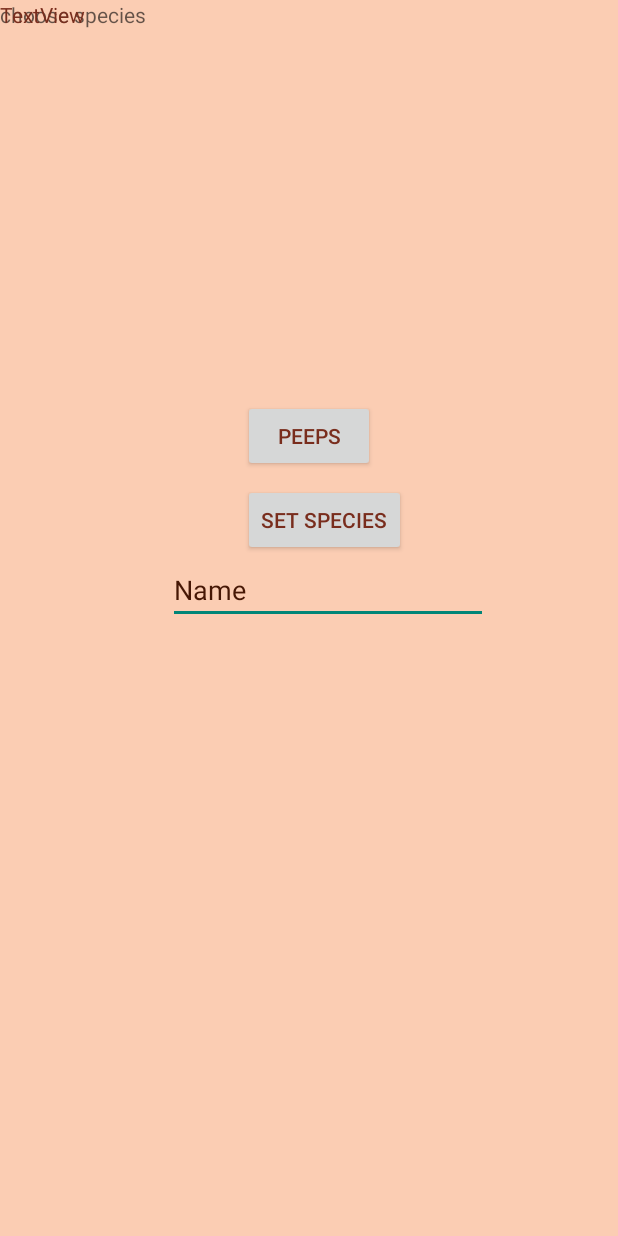
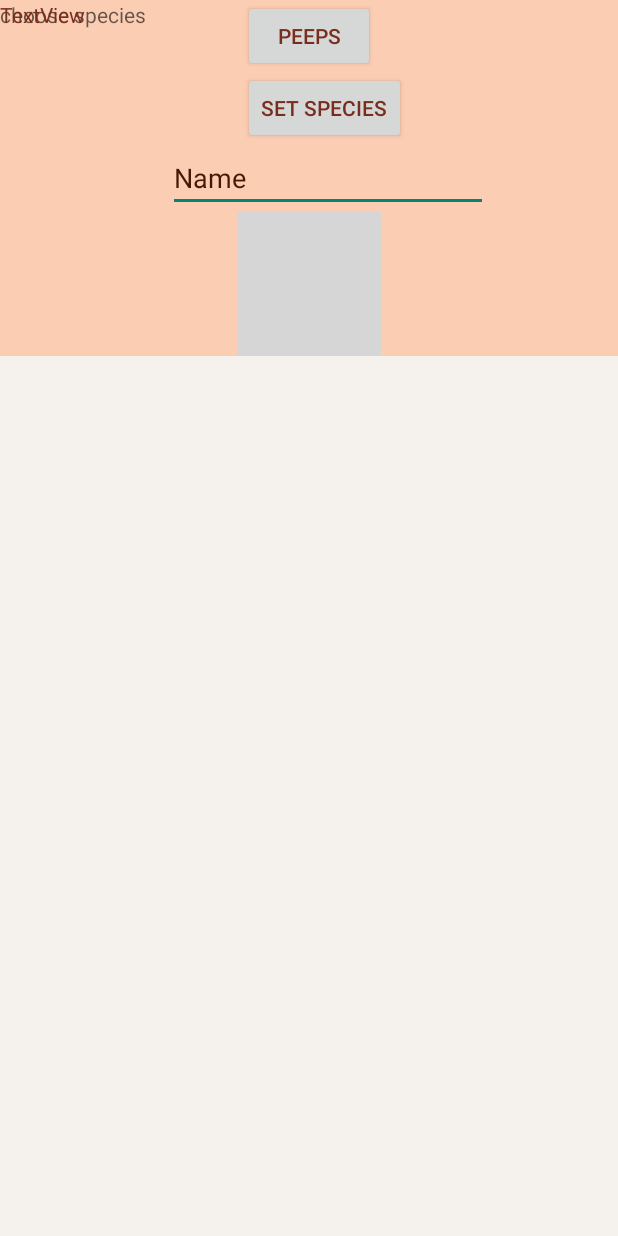
Before and after one commit to manfangllc/hatchtrack-android, an Android app: the layout frag_hatch.xml on its own in the app's theme, with its tools: preview values and no code run, on a phone screen of 412 x 824 dp. Run offline under Robolectric (Android 15) with nearby library versions, the phone set to English and light mode, and no system bars; grey boxes are pictures that could not be loaded.

Commit message:
scrolling / click-through for overlapping fragments / collapsible-toolbar bug sortof worked-out so now to add info display and action button(s)

```diff
--- a/app/src/main/java/com/hatchtrack/app/MainActivity.java
+++ b/app/src/main/java/com/hatchtrack/app/MainActivity.java
@@ -291,6 +291,7 @@ public class MainActivity
             this.hatchFrag.setExitTransition(new Slide(Gravity.LEFT));
             getSupportFragmentManager().beginTransaction()
                     .add(R.id.fragContainer, this.hatchFrag)
+//                    .replace(R.id.fragContainer, this.hatchFrag)
                     .addToBackStack(null)
                     .commit();
             this.showBackButton(true);
@@ -307,9 +308,12 @@ public class MainActivity
                 this.imageView
         );
         if(!this.createHatchFrag.isAdded()) {
+            Fragment currentFragment = this.getSupportFragmentManager().findFragmentById(R.id.fragContainer);
             this.createHatchFrag.setExitTransition(new Slide(Gravity.LEFT));
             getSupportFragmentManager().beginTransaction()
+//                    .hide(currentFragment)
                     .add(R.id.fragContainer, this.createHatchFrag)
+//                    .replace(R.id.fragContainer, this.createHatchFrag)
                     .addToBackStack(null)
                     .commit();
             this.showBackButton(true);
--- a/app/src/main/res/layout/app_bar_main.xml
+++ b/app/src/main/res/layout/app_bar_main.xml
@@ -6,6 +6,8 @@
     android:layout_height="match_parent"
     tools:context=".MainActivity"
     tools:ignore="HardcodedText">
+
+    <include layout="@layout/content_main" />
 
     <android.support.design.widget.AppBarLayout
         android:id="@+id/appBarId"
@@ -64,7 +66,5 @@
         </android.support.design.widget.CollapsingToolbarLayout>
     </android.support.design.widget.AppBarLayout>
 
-    <include layout="@layout/content_main" />
-
 
 </android.support.design.widget.CoordinatorLayout>
--- a/app/src/main/res/layout/frag_hatch.xml
+++ b/app/src/main/res/layout/frag_hatch.xml
@@ -1,7 +1,15 @@
 <?xml version="1.0" encoding="utf-8"?>
-<android.support.constraint.ConstraintLayout xmlns:android="http://schemas.android.com/apk/res/android"
+
+<android.support.v4.widget.NestedScrollView xmlns:android="http://schemas.android.com/apk/res/android"
     xmlns:app="http://schemas.android.com/apk/res-auto"
     xmlns:tools="http://schemas.android.com/tools"
+    android:layout_width="match_parent"
+    android:layout_height="match_parent"
+    android:fitsSystemWindows="false"
+    app:layout_behavior="@string/appbar_scrolling_view_behavior">
+
+
+    <android.support.constraint.ConstraintLayout
         android:layout_width="match_parent"
         android:layout_height="match_parent"
         android:background="@color/windowBackground"
@@ -28,19 +36,18 @@
             android:id="@+id/peepButton"
             android:layout_width="wrap_content"
             android:layout_height="wrap_content"
-        android:layout_marginBottom="8dp"
             android:text="Peeps"
-        app:layout_constraintBottom_toTopOf="@+id/speciesButton"
             app:layout_constraintLeft_toLeftOf="parent"
-        app:layout_constraintRight_toRightOf="parent" />
+            app:layout_constraintRight_toRightOf="parent"
+            app:layout_constraintTop_toTopOf="parent" />
 
         <Button
             android:id="@+id/speciesButton"
             android:layout_width="wrap_content"
             android:layout_height="wrap_content"
             android:text="Set Species"
-        app:layout_constraintBottom_toTopOf="@+id/text"
-        app:layout_constraintLeft_toLeftOf="@+id/peepButton" />
+            app:layout_constraintLeft_toLeftOf="@+id/peepButton"
+            app:layout_constraintTop_toBottomOf="@+id/peepButton" />
 
 
         <EditText
@@ -51,11 +58,20 @@
             android:ems="10"
             android:inputType="none"
             android:text="Name"
-        app:layout_constraintBottom_toBottomOf="parent"
             app:layout_constraintHorizontal_bias="0.565"
             app:layout_constraintLeft_toLeftOf="parent"
             app:layout_constraintRight_toRightOf="parent"
-        app:layout_constraintTop_toTopOf="parent"
-        app:layout_constraintVertical_bias="0.476" />
+            app:layout_constraintTop_toBottomOf="@+id/speciesButton" />
+
+        <ImageView
+            android:id="@+id/imageView2"
+            android:layout_width="wrap_content"
+            android:layout_height="wrap_content"
+            app:layout_constraintLeft_toLeftOf="parent"
+            app:layout_constraintRight_toRightOf="parent"
+            app:layout_constraintTop_toBottomOf="@+id/text"
+            app:srcCompat="@drawable/eggicon1" />
 
     </android.support.constraint.ConstraintLayout>
+
+</android.support.v4.widget.NestedScrollView>
```
Also changed, not shown: app/src/main/java/com/hatchtrack/app/CreateHatchFragment.java (+12 -1 lines), app/src/main/java/com/hatchtrack/app/NumberPicker.java (added, +40 -0 lines), app/src/main/res/layout/frag_create_hatch.xml (+38 -10 lines), app/src/main/res/layout/frag_hatch_list.xml (+3 -13 lines). Lines whose indentation alone changed are shown as unchanged.
